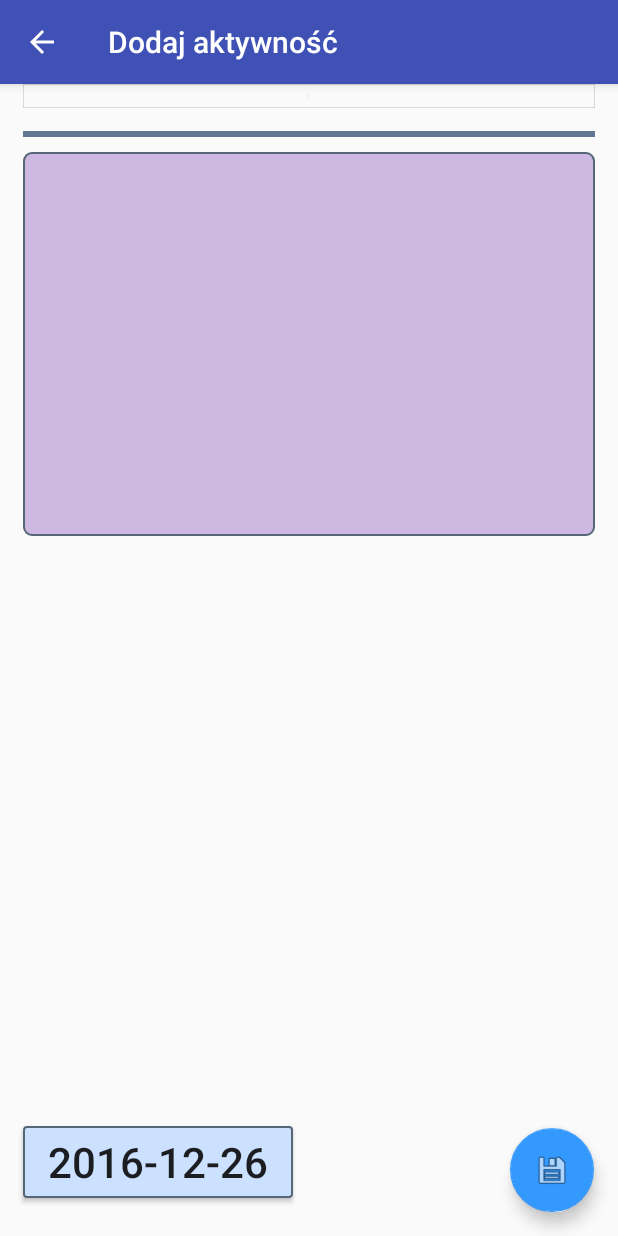
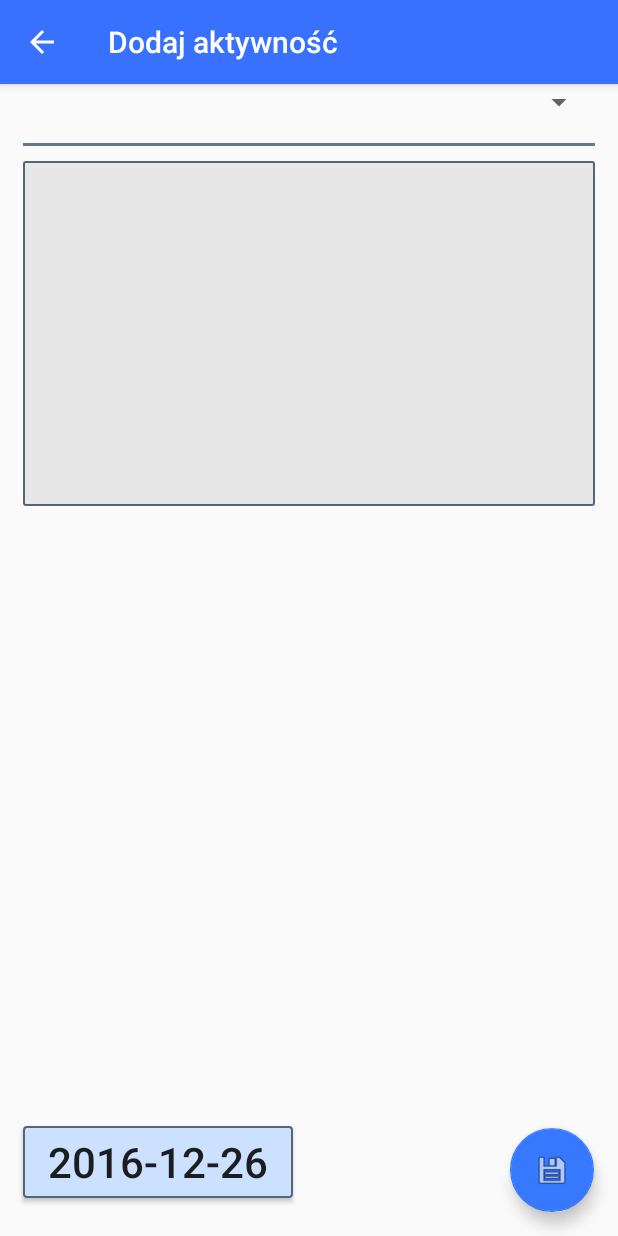
Before and after one commit to nektar95/Trainote, an Android app: the screen it shows after launch (TrainoteAddActivity), after a tap on an icon or button, on a phone screen of 412 x 824 dp. Run offline under Robolectric (Android 15) with nearby library versions, the phone set to English and light mode, and no system bars.

Commit message:
'better' look

```diff
--- a/app/src/main/AndroidManifest.xml
+++ b/app/src/main/AndroidManifest.xml
@@ -1,6 +1,8 @@
 <?xml version="1.0" encoding="utf-8"?>
 <manifest package="com.nektar.android.trainote"
           xmlns:android="http://schemas.android.com/apk/res/android">
+    <uses-permission android:name="android.permission.WRITE_EXTERNAL_STORAGE" />
+    <uses-permission android:name="android.permission.READ_EXTERNAL_STORAGE" />
 
     <application
         android:allowBackup="true"
@@ -36,6 +38,4 @@
             android:parentActivityName=".NotePagerActivity">
         </activity>
     </application>
-    <uses-permission android:name="android.permission.WRITE_EXTERNAL_STORAGE" />
-
 </manifest>
--- a/app/src/main/res/drawable/border.xml
+++ b/app/src/main/res/drawable/border.xml
@@ -16,7 +16,7 @@
 
     <!-- The radius makes the corners rounded -->
     <corners
-        android:radius="3dp"   >
+        android:radius="1dp"   >
     </corners>
 
 </shape>
--- a/app/src/main/res/drawable/edit_add.xml
+++ b/app/src/main/res/drawable/edit_add.xml
@@ -5,7 +5,7 @@
     <padding android:left="4dp" android:right="4dp" android:top="2dp" android:bottom="2dp"/>
     <!-- view background color -->
     <solid
-        android:color="@color/add_color" >
+        android:color="@color/content" >
     </solid>
 
     <!-- view border color and width -->
@@ -16,7 +16,7 @@
 
     <!-- The radius makes the corners rounded -->
     <corners
-        android:radius="5dp"   >
+        android:radius="1dp"   >
     </corners>
 
 </shape>
--- a/app/src/main/res/drawable/friday.xml
+++ b/app/src/main/res/drawable/friday.xml
@@ -10,13 +10,13 @@
 
     <!-- view border color and width -->
     <stroke
-        android:width="3dp"
+        android:width="2dp"
         android:color="#556677" >
     </stroke>
 
     <!-- The radius makes the corners rounded -->
     <corners
-        android:radius="5dp"   >
+        android:radius="1dp"   >
     </corners>
 
 </shape>
--- a/app/src/main/res/drawable/green_square.xml
+++ b/app/src/main/res/drawable/green_square.xml
@@ -10,13 +10,13 @@
 
     <!-- view border color and width -->
     <stroke
-        android:width="2dp"
+        android:width="1dp"
         android:color="#000000" >
     </stroke>
 
     <!-- The radius makes the corners rounded -->
     <corners
-        android:radius="3dp"   >
+        android:radius="1dp"   >
     </corners>
 
 </shape>
--- a/app/src/main/res/drawable/monday.xml
+++ b/app/src/main/res/drawable/monday.xml
@@ -10,13 +10,13 @@
 
     <!-- view border color and width -->
     <stroke
-        android:width="3dp"
+        android:width="1dp"
         android:color="#556677" >
     </stroke>
 
     <!-- The radius makes the corners rounded -->
     <corners
-        android:radius="5dp"   >
+        android:radius="1dp"   >
     </corners>
 
 </shape>
--- a/app/src/main/res/drawable/red_square.xml
+++ b/app/src/main/res/drawable/red_square.xml
@@ -10,13 +10,13 @@
 
     <!-- view border color and width -->
     <stroke
-        android:width="2dp"
+        android:width="1dp"
         android:color="#000000" >
     </stroke>
 
     <!-- The radius makes the corners rounded -->
     <corners
-        android:radius="3dp"   >
+        android:radius="1dp"   >
     </corners>
 
 </shape>
--- a/app/src/main/res/drawable/saturday.xml
+++ b/app/src/main/res/drawable/saturday.xml
@@ -10,13 +10,13 @@
 
     <!-- view border color and width -->
     <stroke
-        android:width="3dp"
+        android:width="1dp"
         android:color="#556677" >
     </stroke>
 
     <!-- The radius makes the corners rounded -->
     <corners
-        android:radius="5dp"   >
+        android:radius="1dp"   >
     </corners>
 
 </shape>
--- a/app/src/main/res/drawable/sunday.xml
+++ b/app/src/main/res/drawable/sunday.xml
@@ -10,13 +10,13 @@
 
     <!-- view border color and width -->
     <stroke
-        android:width="3dp"
+        android:width="1dp"
         android:color="#556677" >
     </stroke>
 
     <!-- The radius makes the corners rounded -->
     <corners
-        android:radius="5dp"   >
+        android:radius="1dp"   >
     </corners>
 
 </shape>
--- a/app/src/main/res/drawable/thursday.xml
+++ b/app/src/main/res/drawable/thursday.xml
@@ -10,13 +10,13 @@
 
     <!-- view border color and width -->
     <stroke
-        android:width="3dp"
+        android:width="1dp"
         android:color="#556677" >
     </stroke>
 
     <!-- The radius makes the corners rounded -->
     <corners
-        android:radius="5dp"   >
+        android:radius="1dp"   >
     </corners>
 
 </shape>
--- a/app/src/main/res/drawable/tuesday.xml
+++ b/app/src/main/res/drawable/tuesday.xml
@@ -10,13 +10,13 @@
 
     <!-- view border color and width -->
     <stroke
-        android:width="3dp"
+        android:width="1dp"
         android:color="#556677" >
     </stroke>
 
     <!-- The radius makes the corners rounded -->
     <corners
-        android:radius="5dp"   >
+        android:radius="1dp"   >
     </corners>
 
 </shape>
--- a/app/src/main/res/drawable/wednesday.xml
+++ b/app/src/main/res/drawable/wednesday.xml
@@ -10,13 +10,13 @@
 
     <!-- view border color and width -->
     <stroke
-        android:width="3dp"
+        android:width="1dp"
         android:color="#556677" >
     </stroke>
 
     <!-- The radius makes the corners rounded -->
     <corners
-        android:radius="5dp"   >
+        android:radius="1dp"   >
     </corners>
 
 </shape>
--- a/app/src/main/res/layout/add_fragment.xml
+++ b/app/src/main/res/layout/add_fragment.xml
@@ -27,22 +27,21 @@
                     android:layout_width="match_parent"
                     android:layout_height="wrap_content"
                     android:layout_marginBottom="15dp"
-                    android:background="@drawable/abc_ab_share_pack_mtrl_alpha"/>
+                    />
             </LinearLayout>
             <View
                 android:layout_width="fill_parent"
-                android:layout_height="4dp"
+                android:layout_height="2dp"
                 android:background="#607893"/>
             <EditText
                 android:layout_width="match_parent"
-                android:layout_height="256dp"
+                android:layout_height="230dp"
                 android:textSize="20dp"
                 android:id="@+id/add_text_title"
                 android:layout_marginTop="10dp"
                 android:background="@drawable/edit_add"
-
                 android:gravity="top"
-                android:inputType="text"
+                android:inputType="textMultiLine"
                 />
         </LinearLayout>
 
@@ -55,7 +54,6 @@
         android:layout_marginLeft="15dp"
         android:layout_height="wrap_content"
         android:textSize="28dp"
-
         android:layout_gravity="left|bottom"
         android:background="@drawable/date_box"
         />
--- a/app/src/main/res/layout/trainote_fragment_list.xml
+++ b/app/src/main/res/layout/trainote_fragment_list.xml
@@ -157,11 +157,11 @@
             android:id="@+id/week_area"/>
     </LinearLayout>
     <android.support.v7.widget.RecyclerView
-
+        android:layout_marginTop="10dp"
         android:id="@+id/trainote_recycler_view"
         android:layout_width="match_parent"
         android:layout_height="match_parent"
-        android:background="#cce6ff"/>
+        android:background="#FFFFFF"/>
 </LinearLayout>
 <android.support.design.widget.FloatingActionButton
     android:id="@+id/add_button"
--- a/app/src/main/res/values/colors.xml
+++ b/app/src/main/res/values/colors.xml
@@ -1,23 +1,25 @@
 <?xml version="1.0" encoding="utf-8"?>
 <resources>
-    <color name="colorPrimary">#3F51B5</color>
-    <color name="colorPrimaryDark">#3399ff</color>
-    <color name="colorAccent">#3399ff</color>
+    <color name="colorPrimary">#3971ff</color>
+    <color name="colorPrimaryDark">#ee0077ff</color>
+    <color name="colorAccent">#3679ff</color>
 
-    <color name="monday">#ff4d4d</color>
-    <color name="tuesday">#57db57</color>
-    <color name="wednesday">#ff944d</color>
-    <color name="thursday"> #e066ff</color>
-    <color name="friday">#196be6</color>
-    <color name="saturday">#ffdb4d</color>
-    <color name="sunday">#00ff80</color>
+    <color name="monday">#d3ff9c8b</color>
+    <color name="tuesday">#e2ffb96f</color>
+    <color name="wednesday">#dbfff479</color>
+    <color name="thursday">#ccb6f078</color>
+    <color name="friday">#d26ce7db</color>
+    <color name="saturday">#c6767ef9</color>
+    <color name="sunday">#d0ee6ff7</color>
 
     <color name="date">#cce0ff</color>
-    <color name="content">#dbdbf0</color>
-    <color name="backDays">#99ceff</color>
+    <color name="content">#E7E7E7</color>
+    <color name="lightwhite">#F5F5F5</color>
+    <color name="backDays">#c3f1ff</color>
     <color name="add_color">#ccb8e0</color>
+    <color name="button">#ccb8e0</color>
 
     <color name="red_square">#7C181A</color>
     <color name="green_square">#228B22</color>
-    <color name="week_square">#00b8e6</color>
+    <color name="week_square">#345a5aff</color>
 </resources>
--- a/build.gradle
+++ b/build.gradle
@@ -5,7 +5,7 @@ buildscript {
         jcenter()
     }
     dependencies {
-        classpath 'com.android.tools.build:gradle:2.0.0'
+        classpath 'com.android.tools.build:gradle:2.2.3'
 
         // NOTE: Do not place your application dependencies here; they belong
         // in the individual module build.gradle files
```
Also changed, not shown: app/src/main/java/com/nektar/android/trainote/TrainoteFragmentList.java (+40 -12 lines), app/src/main/res/drawable/border_plain.xml (renamed from app/src/main/res/drawable/week_squar.xml, +4 -4 lines), app/src/main/res/layout/category_trainote.xml (+4 -4 lines), app/src/main/res/layout/info_trainote.xml (+0 -10 lines), gradle/wrapper/gradle-wrapper.properties.
